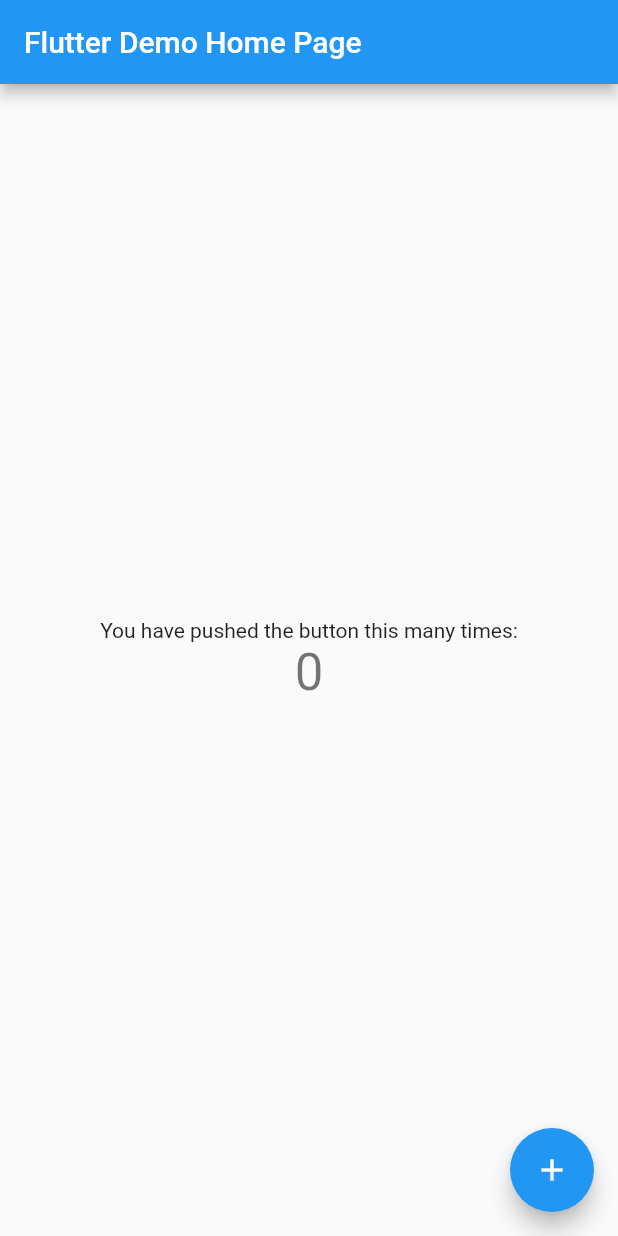
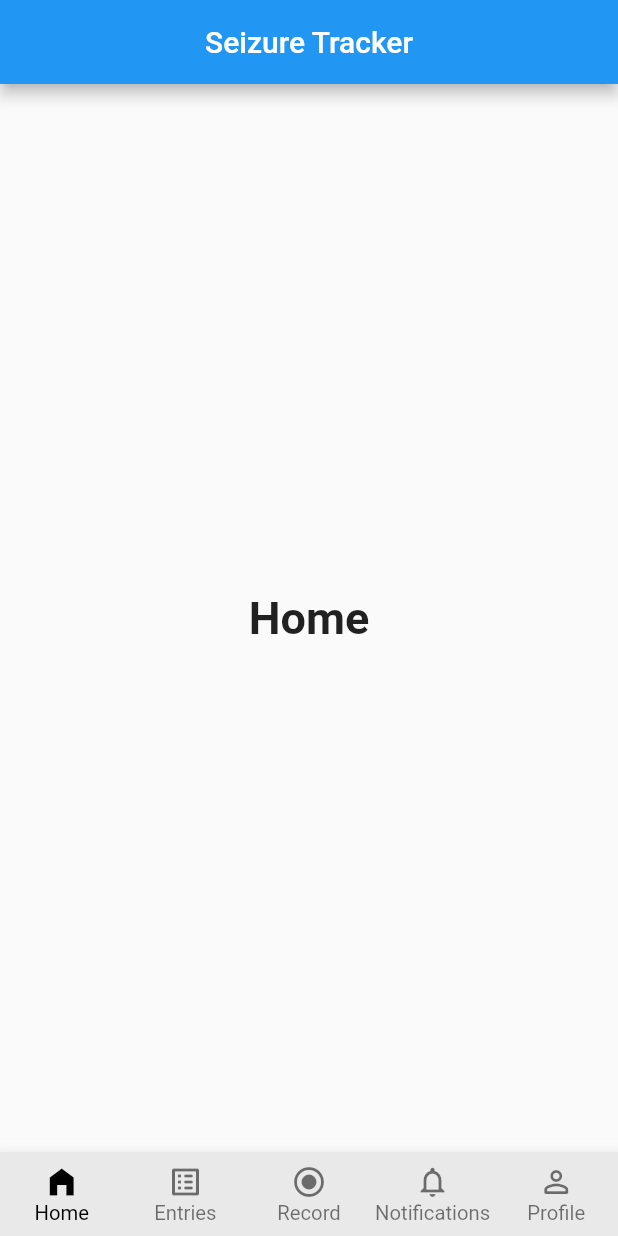
Before and after one commit to shmaiii/epilog-ubclaunchpad, a Flutter app: the screen it shows after launch, on a phone screen of 412 x 824 dp. Run offline on Flutter 3.47's test engine with Material 2 defaults, Android fonts, the phone set to English and light mode, and no system bars.

```diff
--- /dev/null
+++ b/client/lib/HomeScreen.dart
@@ -0,0 +1,21 @@
+import 'package:flutter/material.dart';
+
+import 'main.dart';
+
+class HomeScreen extends StatefulWidget {
+  const HomeScreen({super.key});
+
+  @override
+  State<HomeScreen> createState() => _HomeState();
+}
+
+class _HomeState extends State<HomeScreen> {
+  @override
+  Widget build(BuildContext context) {
+    return const Scaffold(
+      body: Center(
+        child: Text('Home', style: demotextstyle,),
+      ),
+    );
+  }
+}
--- /dev/null
+++ b/client/lib/list_alt_filled_icons.dart
@@ -0,0 +1,25 @@
+/// Flutter icons List_alt_filled
+/// Copyright (C) 2022 by original authors @ fluttericon.com, fontello.com
+/// This font was generated by FlutterIcon.com, which is derived from Fontello.
+///
+/// To use this font, place it in your fonts/ directory and include the
+/// following in your pubspec.yaml
+///
+/// flutter:
+///   fonts:
+///    - family:  List_alt_filled
+///      fonts:
+///       - asset: fonts/List_alt_filled.ttf
+///
+///
+///
+import 'package:flutter/widgets.dart';
+
+class List_alt_filled {
+  List_alt_filled._();
+
+  static const _kFontFam = 'List_alt_filled';
+  static const String? _kFontPkg = null;
+
+  static const IconData filled = IconData(0xe800, fontFamily: _kFontFam, fontPackage: _kFontPkg);
+}
--- a/client/lib/main.dart
+++ b/client/lib/main.dart
@@ -1,4 +1,14 @@
+import 'package:client/list_alt_filled_icons.dart';
 import 'package:flutter/material.dart';
+
+import 'EntryScreen.dart';
+import 'HomeScreen.dart';
+import 'NotificationScreen.dart';
+import 'ProfileScreen.dart';
+import 'RecordScreen.dart';
+
+const TextStyle demotextstyle =
+      TextStyle(fontSize: 30, fontWeight: FontWeight.bold);
 
 void main() {
   runApp(const MyApp());
@@ -11,7 +21,7 @@ class MyApp extends StatelessWidget {
   @override
   Widget build(BuildContext context) {
     return MaterialApp(
-      title: 'Flutter Demo',
+      title: 'Seizure Tracker',
       theme: ThemeData(
         // This is the theme of your application.
         //
@@ -24,13 +34,13 @@ class MyApp extends StatelessWidget {
         // is not restarted.
         primarySwatch: Colors.blue,
       ),
-      home: const MyHomePage(title: 'Flutter Demo Home Page'),
+      home: const HomePage(title: 'Home Page'),
     );
   }
 }
 
-class MyHomePage extends StatefulWidget {
-  const MyHomePage({super.key, required this.title});
+class HomePage extends StatefulWidget {
+  const HomePage({super.key, required this.title});
 
   // This widget is the home page of your application. It is stateful, meaning
   // that it has a State object (defined below) that contains fields that affect
@@ -44,72 +54,100 @@ class MyHomePage extends StatefulWidget {
   final String title;
 
   @override
-  State<MyHomePage> createState() => _MyHomePageState();
+  State<HomePage> createState() => _HomePageState();
 }
 
-class _MyHomePageState extends State<MyHomePage> {
-  int _counter = 0;
+class _HomePageState extends State<HomePage> {
+  int _selectedIndex = 0;
+  // static const TextStyle optionStyle =
+  //     TextStyle(fontSize: 30, fontWeight: FontWeight.bold);
 
-  void _incrementCounter() {
+  final _screens = [
+    const HomeScreen(),
+    const EntryScreen(),
+    const RecordScreen(),
+    const NotificationScreen(),
+    const ProfileScreen(),
+  ];
+
+  // static const List<Widget> _widgetOptions = <Widget>[
+  //   Text(
+  //     'Home',
+  //     style: optionStyle,
+  //   ),
+  //   Text(
+  //     'Entries',
+  //     style: optionStyle,
+  //   ),
+  //   Text(
+  //     'Recordings',
+  //     style: optionStyle,
+  //   ),
+  //   Text(
+  //     'Notifications',
+  //     style: optionStyle,
+  //   ),
+  //   Text(
+  //     'Profile',
+  //     style: optionStyle,
+  //   ),
+  // ];
+
+  void _onItemTapped(int index) {
     setState(() {
-      // This call to setState tells the Flutter framework that something has
-      // changed in this State, which causes it to rerun the build method below
-      // so that the display can reflect the updated values. If we changed
-      // _counter without calling setState(), then the build method would not be
-      // called again, and so nothing would appear to happen.
-      _counter++;
+      _selectedIndex = index;
     });
   }
 
   @override
   Widget build(BuildContext context) {
-    // This method is rerun every time setState is called, for instance as done
-    // by the _incrementCounter method above.
-    //
-    // The Flutter framework has been optimized to make rerunning build methods
-    // fast, so that you can just rebuild anything that needs updating rather
-    // than having to individually change instances of widgets.
     return Scaffold(
       appBar: AppBar(
-        // Here we take the value from the MyHomePage object that was created by
-        // the App.build method, and use it to set our appbar title.
-        title: Text(widget.title),
+        title: const Center(
+          child: Text('Seizure Tracker'),
+        )
       ),
       body: Center(
-        // Center is a layout widget. It takes a single child and positions it
-        // in the middle of the parent.
-        child: Column(
-          // Column is also a layout widget. It takes a list of children and
-          // arranges them vertically. By default, it sizes itself to fit its
-          // children horizontally, and tries to be as tall as its parent.
-          //
-          // Invoke "debug painting" (press "p" in the console, choose the
-          // "Toggle Debug Paint" action from the Flutter Inspector in Android
-          // Studio, or the "Toggle Debug Paint" command in Visual Studio Code)
-          // to see the wireframe for each widget.
-          //
-          // Column has various properties to control how it sizes itself and
-          // how it positions its children. Here we use mainAxisAlignment to
-          // center the children vertically; the main axis here is the vertical
-          // axis because Columns are vertical (the cross axis would be
-          // horizontal).
-          mainAxisAlignment: MainAxisAlignment.center,
-          children: <Widget>[
-            const Text(
-              'You have pushed the button this many times:',
-            ),
-            Text(
-              '$_counter',
-              style: Theme.of(context).textTheme.headline4,
-            ),
-          ],
-        ),
+        child: _screens[_selectedIndex],
       ),
-      floatingActionButton: FloatingActionButton(
-        onPressed: _incrementCounter,
-        tooltip: 'Increment',
-        child: const Icon(Icons.add),
-      ), // This trailing comma makes auto-formatting nicer for build methods.
+      bottomNavigationBar: BottomNavigationBar(
+        items: const <BottomNavigationBarItem>[
+          BottomNavigationBarItem(
+            icon: Icon(Icons.home_outlined),
+            activeIcon: Icon(Icons.home_filled),
+            label: 'Home',
+          ),
+          BottomNavigationBarItem(
+            icon: Icon(Icons.list_alt_rounded),
+            activeIcon: Icon(List_alt_filled.filled),
+            label: 'Entries',
+          ),
+          BottomNavigationBarItem(
+            icon: Icon(Icons.radio_button_checked_rounded),
+            activeIcon: Icon(Icons.radio_button_checked_rounded),
+            label: 'Record',
+          ),
+          BottomNavigationBarItem(
+            icon: Icon(Icons.notifications_outlined),
+            activeIcon: Icon(Icons.notifications_sharp),
+            label: 'Notifications',
+          ),
+          BottomNavigationBarItem(
+            icon: Icon(Icons.person_outline_rounded),
+            activeIcon: Icon(Icons.person_sharp),
+            label: 'Profile',
+          ),
+        ],
+        currentIndex: _selectedIndex,
+        selectedItemColor: Colors.black,
+        onTap: _onItemTapped,
+        type: BottomNavigationBarType.fixed,
+        backgroundColor: Color.fromARGB(255, 233, 233, 233),
+        selectedFontSize: 13.5,
+        unselectedFontSize: 13.5,
+        // showSelectedLabels: true,
+        // showUnselectedLabels: false,
+      ),
     );
   }
 }
--- a/client/pubspec.yaml
+++ b/client/pubspec.yaml
@@ -89,3 +89,9 @@ flutter:
   #
   # For details regarding fonts from package dependencies,
   # see https://flutter.dev/custom-fonts/#from-packages
+
+  # Imported font for filled list icon
+  fonts:
+        - family: List_alt_filled
+          fonts:
+            - asset: fonts/List_alt_filled.ttf
```
Also changed, not shown: client/lib/EntryScreen.dart (added, +21 -0 lines), client/lib/NotificationScreen.dart (added, +21 -0 lines), client/lib/ProfileScreen.dart (added, +21 -0 lines), client/lib/RecordScreen.dart (added, +21 -0 lines), client/fonts/List_alt_filled.ttf (added).
